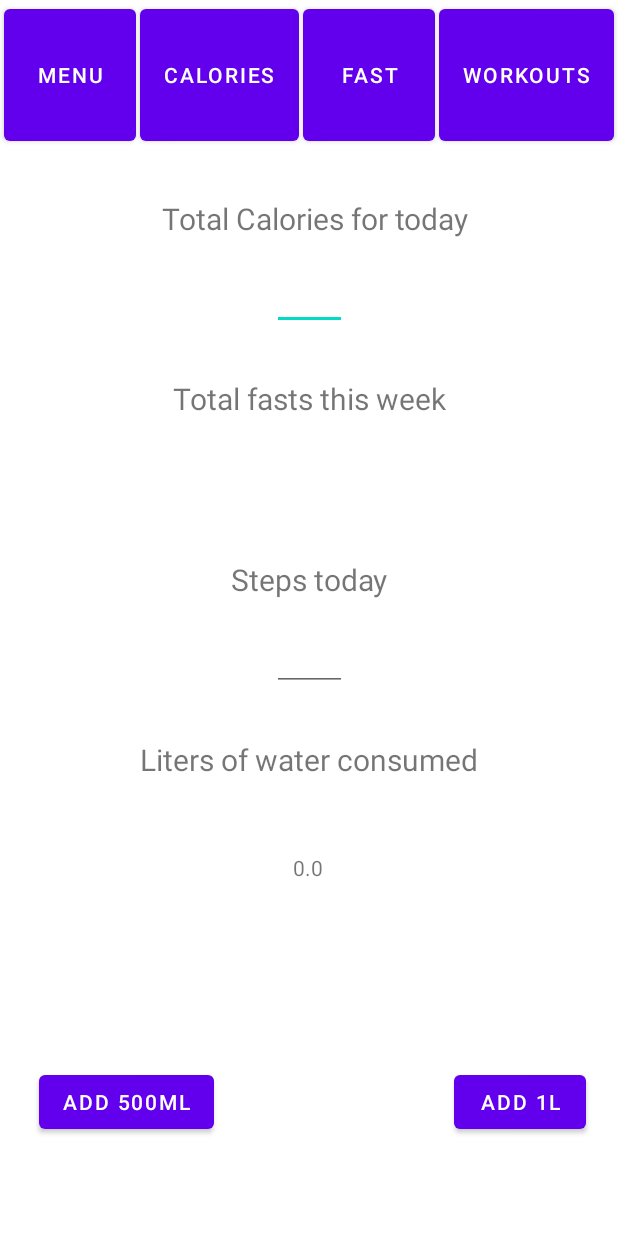
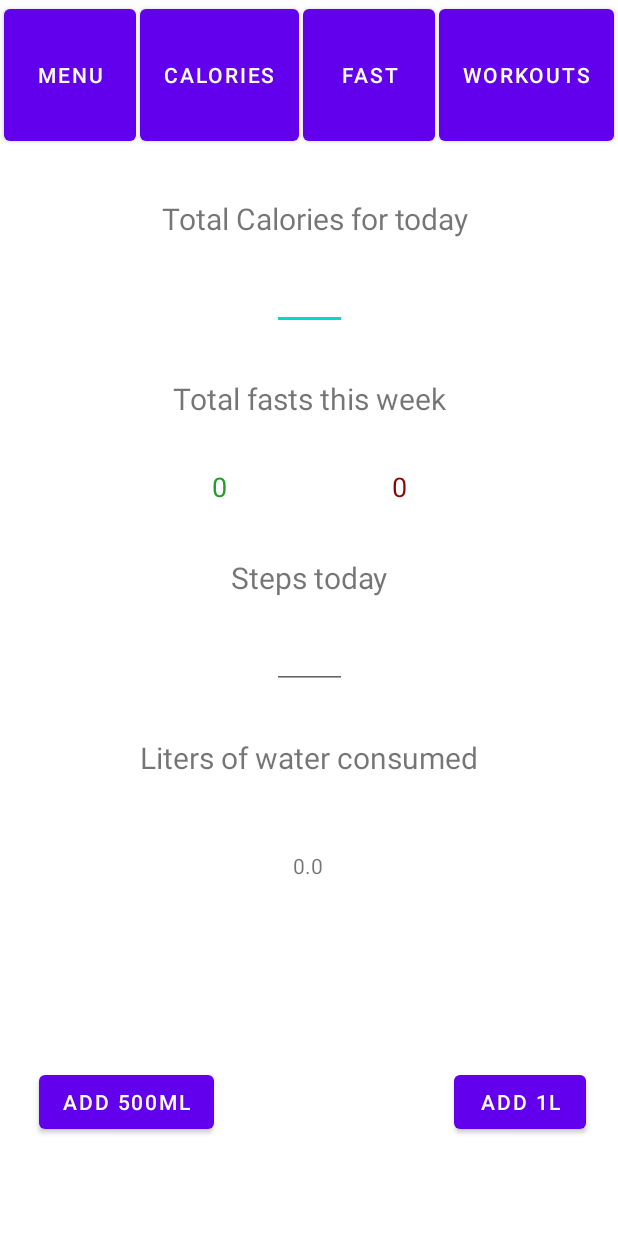
Before and after one commit to Leo-Thompson/LifeStyle-App, an Android app: the screen it shows after launch (MainActivity), on a phone screen of 412 x 824 dp. Run offline under Robolectric (Android 15) with nearby library versions, the phone set to English and light mode, and no system bars; our stand-ins replace navigation-ui.

```diff
--- a/app/src/main/java/com/example/lifestyleapp/MainActivity.kt
+++ b/app/src/main/java/com/example/lifestyleapp/MainActivity.kt
@@ -15,7 +15,6 @@ import android.view.View
 import android.widget.Button
 import android.widget.TextView
 import android.widget.Toast
-import com.example.lifestyleapp.databinding.ActivityMainBinding
 import kotlinx.android.synthetic.main.activity_main.*
 var fastedTotal: Int = 0
 
@@ -37,7 +36,6 @@ class MainActivity : AppCompatActivity() {
                 )
             }
             startActivity(intent)
-            finish()
         }
 
         val halfButton: Button = findViewById(R.id.HalfBtn)
@@ -53,21 +51,39 @@ class MainActivity : AppCompatActivity() {
             text.setText(total.toString())
         }
 
-        var tried = false
-        var demoTrueOrFalse: String? = intent.extras?.getString("demoSuccess")
-        var fastedHours: Int? = intent.extras?.getInt("hoursFasted")
+//        var tried = false
+//        var demoTrueOrFalse: String? = intent.extras?.getString("demoSuccess")
+//        var fastedHours: Int? = intent.extras?.getInt("hoursFasted")
+//
+//        if (intent.extras?.getBoolean("tried") == true){
+//            if (intent.extras?.getInt("hoursFasted") == 16){
+//                fastedTotal+= 16
+//            }
+//        } else if (intent.extras?.getBoolean("tried") == true && intent.extras?.getInt("hoursFasted") != 16){
+//            Toast.makeText(this,"16 Hour fast failed", Toast.LENGTH_LONG).show()
+//        }
+//        if (demoTrueOrFalse != null){
+//            Toast.makeText(this,demoTrueOrFalse, Toast.LENGTH_LONG).show()
+//            TotalFasts.text = "DEMO FAST COMPLETED"
+//        }
 
-        if (intent.extras?.getBoolean("tried") == true){
-            if (intent.extras?.getInt("hoursFasted") == 16){
-                fastedTotal+= 16
-            }
-        } else if (intent.extras?.getBoolean("tried") == true && intent.extras?.getInt("hoursFasted") != 16){
-            Toast.makeText(this,"16 Hour fast failed", Toast.LENGTH_LONG).show()
+        var m16Tried = intent.extras?.getBoolean("16tried")
+        var m16Completed = intent.extras?.getBoolean("16Completed")
+        var demoTried = intent.extras?.getBoolean("DEMOtried")
+        var demoCompleted = intent.extras?.getBoolean("DEMOCompleted")
+
+        if (m16Tried == true && m16Completed == true){
+            TotalFasts.text = (TotalFasts.text.toString().toInt() + 1).toString()
+        } else if (m16Tried == true && m16Completed == false){
+            TotalFastsFailed.text = (TotalFastsFailed.text.toString().toInt() + 1).toString()
         }
-        if (demoTrueOrFalse != null){
-            Toast.makeText(this,demoTrueOrFalse, Toast.LENGTH_LONG).show()
-            TotalFasts.text = "DEMO FAST COMPLETED"
+
+        if (demoTried == true && demoCompleted == true){
+            Toast.makeText(this,"DEMO fast completed", Toast.LENGTH_LONG).show()
+        } else if ( demoTried == true && demoCompleted == false){
+            Toast.makeText(this,"DEMO fast failed", Toast.LENGTH_LONG).show()
         }
+
 
 
     }
--- a/app/src/main/res/layout/activity_main.xml
+++ b/app/src/main/res/layout/activity_main.xml
@@ -181,12 +181,29 @@
 
     <TextView
         android:id="@+id/TotalFasts"
-        android:layout_width="344dp"
-        android:layout_height="66dp"
-        android:layout_marginTop="13dp"
+        android:layout_width="73dp"
+        android:layout_height="61dp"
+        android:layout_marginTop="12dp"
         android:gravity="center"
+        android:text="0"
+        android:textColor="#269C2B"
         android:textSize="18sp"
         app:layout_constraintEnd_toEndOf="parent"
+        app:layout_constraintHorizontal_bias="0.322"
+        app:layout_constraintStart_toStartOf="parent"
+        app:layout_constraintTop_toBottomOf="@+id/textView7" />
+
+    <TextView
+        android:id="@+id/TotalFastsFailed"
+        android:layout_width="73dp"
+        android:layout_height="61dp"
+        android:layout_marginTop="12dp"
+        android:gravity="center"
+        android:text="0"
+        android:textColor="#870707"
+        android:textSize="18sp"
+        app:layout_constraintEnd_toEndOf="parent"
+        app:layout_constraintHorizontal_bias="0.677"
         app:layout_constraintStart_toStartOf="parent"
         app:layout_constraintTop_toBottomOf="@+id/textView7" />
 
```
Also changed, not shown: app/src/main/java/com/example/lifestyleapp/FastingView.kt (+17 -9 lines).
